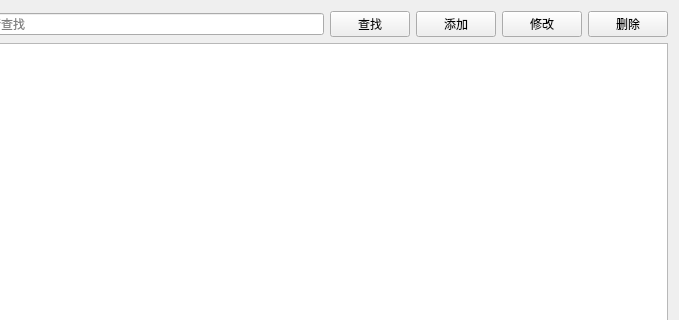
leeonbeans/QT_learning, file CaseHistoryManager/medicineview.ui: the form before one commit; both pictures show x 121 to 800 and y 0 to 320 of the 800 by 600 pixel window.
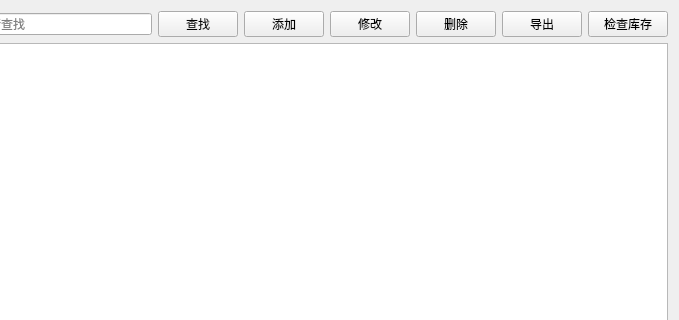
The form after the commit.

Commit message: 完成了就诊记录的导出，以及药品记录的导出和库存预警检测

What changed in the file:
```diff
--- a/CaseHistoryManager/medicineview.ui
+++ b/CaseHistoryManager/medicineview.ui
@@ -51,6 +51,20 @@
        </property>
       </widget>
      </item>
+     <item>
+      <widget class="QPushButton" name="btnExport">
+       <property name="text">
+        <string>导出</string>
+       </property>
+      </widget>
+     </item>
+     <item>
+      <widget class="QPushButton" name="btnCheckStock">
+       <property name="text">
+        <string>检查库存</string>
+       </property>
+      </widget>
+     </item>
     </layout>
    </item>
    <item>
```
The commit also changes 5 other files.
